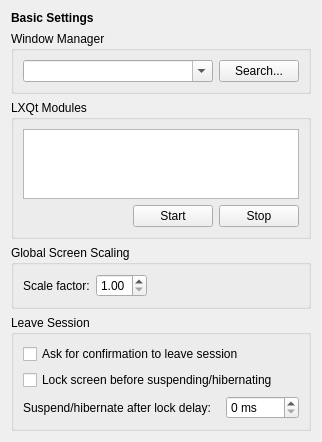
Before: the Qt Designer form lxqt-config-session/basicsettings.ui in lxqt/lxqt-session, drawn with Qt 5.
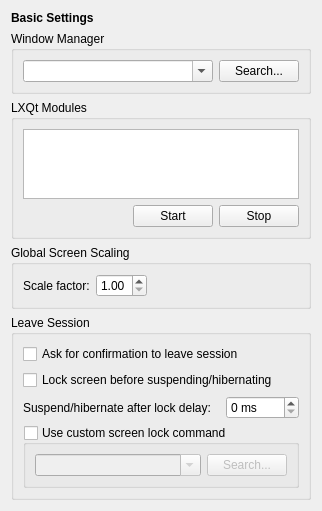
After: the same form once the commit is applied.

Commit message:
GUI for custom screenlocker on x11 (#517)
* GUI for custom screenlocker on x11

* Removed xss-lock; added checkbox

Patch:
```diff
--- a/lxqt-config-session/basicsettings.ui
+++ b/lxqt-config-session/basicsettings.ui
@@ -195,6 +195,41 @@
         </property>
        </widget>
       </item>
+      <item row="4" column="0" colspan="2">
+       <widget class="QGroupBox" name="customLockBox">
+        <property name="title">
+         <string>Use custom screen lock command</string>
+        </property>
+        <property name="checkable">
+         <bool>true</bool>
+        </property>
+        <property name="checked">
+         <bool>false</bool>
+        </property>
+        <layout class="QGridLayout" name="gridLayout_4">
+         <item row="1" column="1">
+          <widget class="QPushButton" name="findX11LockCommandButton">
+           <property name="text">
+            <string>Search...</string>
+           </property>
+          </widget>
+         </item>
+         <item row="1" column="0">
+          <widget class="QComboBox" name="x11LockCommandComboBox">
+           <property name="sizePolicy">
+            <sizepolicy hsizetype="MinimumExpanding" vsizetype="Fixed">
+             <horstretch>0</horstretch>
+             <verstretch>0</verstretch>
+            </sizepolicy>
+           </property>
+           <property name="editable">
+            <bool>true</bool>
+           </property>
+          </widget>
+         </item>
+        </layout>
+       </widget>
+      </item>
      </layout>
     </widget>
    </item>
```
The commit also changes 2 other files.
